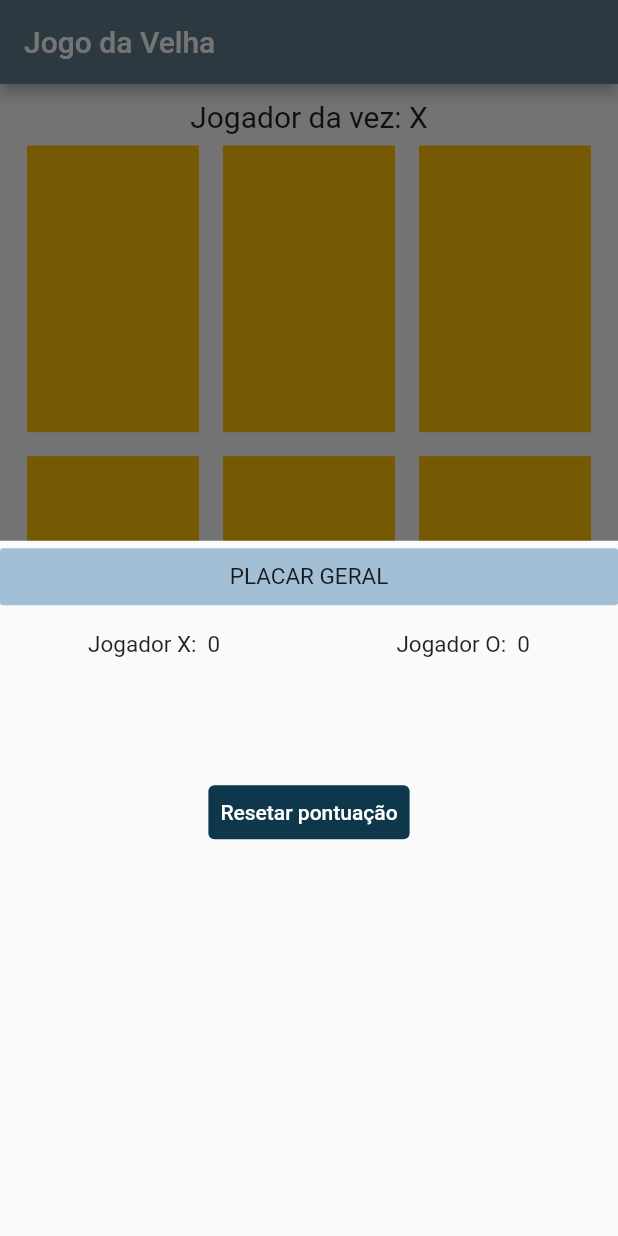
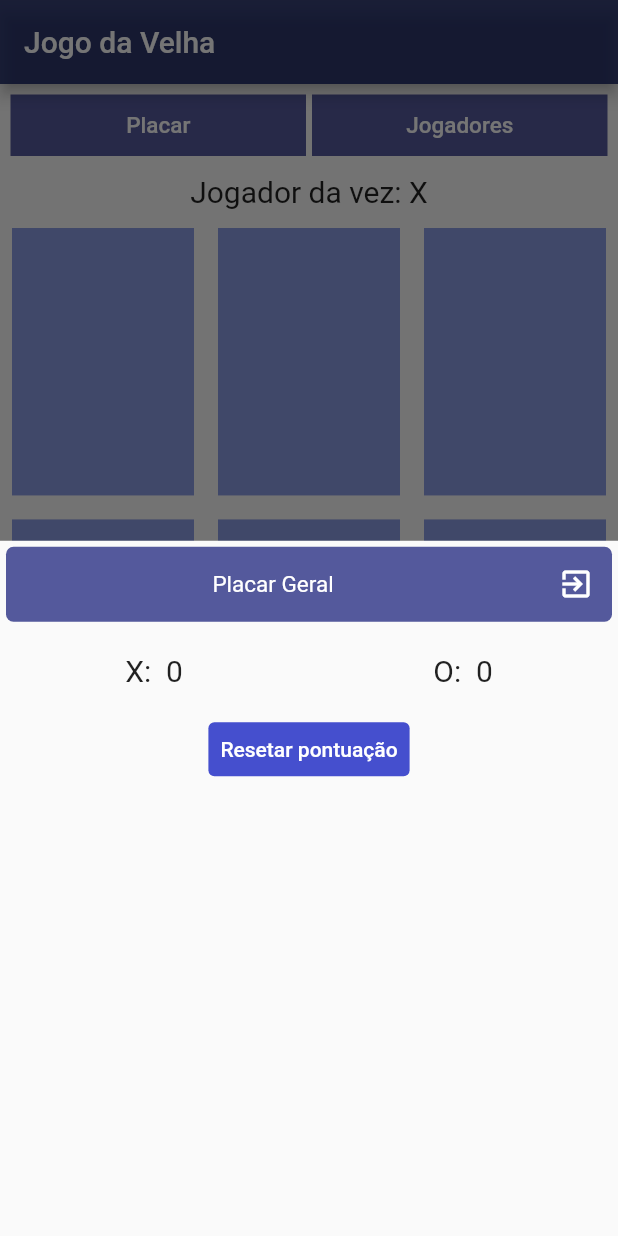
Before and after one commit to Cristian-eds011/jogovelha, a Flutter app: the screen it shows after launch, after a tap on "Placar", on a phone screen of 412 x 824 dp. Run offline on Flutter 3.47's test engine with Material 2 defaults, Android fonts, the light colour scheme and no system bars.

Commit message:
Segundo commit
Alterações gerais

```diff
--- a/lib/src/app_widget.dart
+++ b/lib/src/app_widget.dart
@@ -2,13 +2,28 @@ import 'package:flutter/material.dart';
 import 'package:jogovelha/src/home/home.dart';
 
 class AppWidget extends StatelessWidget {
-  const AppWidget({ Key? key }) : super(key: key);
+  const AppWidget({Key? key}) : super(key: key);
 
   @override
   Widget build(BuildContext context) {
     return MaterialApp(
       debugShowCheckedModeBanner: false,
-      theme: ThemeData(primarySwatch: Colors.blueGrey),
+      theme: ThemeData(
+        primarySwatch: Colors.blue,
+        colorScheme: const ColorScheme(
+          brightness: Brightness.light,
+          primary: Color.fromARGB(207, 13, 25, 90),
+          onPrimary: Color.fromARGB(255, 84, 89, 156),
+          secondary: Color.fromARGB(255, 140, 156, 228),
+          onSecondary: Color.fromARGB(31, 107, 192, 195),
+          error: Color.fromARGB(31, 26, 22, 41),
+          onError: Color.fromARGB(31, 40, 40, 161),
+          background: Color.fromARGB(103, 149, 120, 120),
+          onBackground: Color.fromARGB(31, 255, 255, 255),
+          surface: Color.fromARGB(224, 44, 55, 200),
+          onSurface: Color.fromARGB(31, 144, 127, 219),
+        ),
+      ),
       home: Home(),
     );
   }
--- /dev/null
+++ b/lib/src/home/componentes/barra_ferramento.dart
@@ -0,0 +1,183 @@
+import 'package:flutter/material.dart';
+import 'package:jogovelha/src/home/controllers/controller_tabuleiro.dart';
+
+class BarraFerramenta extends StatelessWidget {
+  BarraFerramenta({Key? key, required this.controller}) : super(key: key);
+
+  final ControllerTabuleiro controller;
+
+  final TextEditingController controllerJogador1 = TextEditingController();
+
+  final TextEditingController controllerJogador2 = TextEditingController();
+
+  @override
+  Widget build(BuildContext context) {
+    return Container(
+      margin: const EdgeInsets.all(5),
+      height: 45,
+      child: Row(
+        crossAxisAlignment: CrossAxisAlignment.center,
+        children: [
+          Expanded(
+            child: _constroiCabecalhoBarraFerramenta(
+                context, 'Placar', showModalPlacar),
+          ),
+          Expanded(
+            child: _constroiCabecalhoBarraFerramenta(
+                context, 'Jogadores', showModalJogadores),
+          )
+        ],
+      ),
+    );
+  }
+
+  Future<Widget?> showModalPlacar(context) {
+    return showModalBottomSheet<Widget>(
+      context: context,
+      builder: (BuildContext context) {
+        return SizedBox(
+          height: 500,
+          child: Column(children: [
+            _constroiCabecalhoModal('Placar Geral', context),
+            Row(
+              mainAxisAlignment: MainAxisAlignment.spaceAround,
+              children: [
+                _constroiPontosJogadores(
+                    controller.nomeJogador1, controller.pontosJogador1),
+                _constroiPontosJogadores(
+                    controller.nomeJogador2, controller.pontosJogador2),
+              ],
+            ),
+            TextButton(
+              onPressed: () {
+                controller.zerarPontuacao(context);
+              },
+              child: const Text(
+                'Resetar pontuação',
+                style: TextStyle(color: Colors.white),
+              ),
+              style: ButtonStyle(
+                backgroundColor: MaterialStateProperty.all(
+                  Theme.of(context).colorScheme.surface,
+                ),
+              ),
+            ),
+          ]),
+        );
+      },
+    );
+  }
+
+  Future<Widget?> showModalJogadores(BuildContext context) {
+    return showModalBottomSheet<Widget>(
+        context: context,
+        builder: (BuildContext context) {
+          return SizedBox(
+            height: 500,
+            child: Column(
+              children: [
+                _constroiCabecalhoModal('Nome Jogadores', context),
+                _constroiInputNomeJogadores('1', controllerJogador1),
+                _constroiInputNomeJogadores('2', controllerJogador2),
+                Container(
+                  margin: const EdgeInsets.only(top: 20),
+                  padding: const EdgeInsets.all(5),
+                  child: TextButton(
+                    onPressed: () => controller.setarNomesJogadores(controllerJogador1.text, controllerJogador2.text,context),
+                    child: const Text(
+                      'Confirmar',
+                      style: TextStyle(color: Colors.white),
+                    ),
+                    style: ButtonStyle(
+                      backgroundColor: MaterialStateProperty.all(
+                        Theme.of(context).colorScheme.surface,
+                      ),
+                    ),
+                  ),
+                ),
+              ],
+            ),
+          );
+        });
+  }
+
+  Container _constroiPontosJogadores(nomeJogador, pontosJogador) {
+    return Container(
+      padding: const EdgeInsets.all(10),
+      margin: const EdgeInsets.all(7),
+      child: Text(
+        nomeJogador + ':  ' + pontosJogador.toString(),
+        style: const TextStyle(fontSize: 20),
+      ),
+    );
+  }
+
+  Row _constroiInputNomeJogadores(
+      String jogador, TextEditingController controller) {
+    return Row(
+      children: [
+        Container(
+          margin: const EdgeInsets.only(right: 5, left: 5),
+          child: Text('Jogador ' + jogador + ' :'),
+        ),
+        Expanded(
+          child: TextField(
+            controller: controller,
+            onSubmitted: (_) => {},
+            decoration: InputDecoration(
+                hintText: 'Digite o nome do Jogador ' + jogador + ' :'),
+          ),
+        ),
+      ],
+    );
+  }
+
+  Container _constroiCabecalhoBarraFerramenta(
+      context, String textoTitulo, funcaoModal) {
+    return Container(
+      margin: const EdgeInsets.all(2),
+      color: Theme.of(context).colorScheme.onPrimary,
+      child: Center(
+        child: TextButton(
+          onPressed: () => funcaoModal(context),
+          child: Text(
+            textoTitulo,
+            style: const TextStyle(color: Colors.white, fontSize: 15),
+          ),
+        ),
+      ),
+    );
+  }
+
+  Container _constroiCabecalhoModal(String texto, context) {
+    return Container(
+      margin: const EdgeInsets.all(4),
+      height: 50,
+      width: MediaQuery.of(context).size.width,
+      decoration: BoxDecoration(
+        color: Theme.of(context).colorScheme.onPrimary,
+        borderRadius: const BorderRadius.all(
+          Radius.circular(5),
+        ),
+      ),
+      child: Row(
+        children: [
+          Expanded(
+            child: Center(
+              child: Text(
+                texto,
+                style: const TextStyle(fontSize: 15, color: Colors.white),
+              ),
+            ),
+          ),
+          IconButton(
+              onPressed: () => Navigator.of(context).pop(),
+              icon: const Icon(
+                Icons.exit_to_app,
+                color: Colors.white,
+              ))
+        ],
+      ),
+    );
+  }
+}
--- a/lib/src/home/componentes/item.dart
+++ b/lib/src/home/componentes/item.dart
@@ -2,11 +2,11 @@ import 'package:flutter/material.dart';
 import 'package:jogovelha/src/home/controllers/controller_tabuleiro.dart';
 
 class Item extends StatefulWidget {
-  Item({this.linha, this.coluna, required this.controller}) : super();
+  const Item({Key? key,this.linha, this.coluna, required this.controller}) : super(key: key);
 
-  int? linha;
-  int? coluna;
-  ControllerTabuleiro controller;
+  final int? linha;
+  final int? coluna;
+  final ControllerTabuleiro controller;
 
   @override
   State<Item> createState() => _ItemState();
@@ -38,7 +38,7 @@ class _ItemState extends State<Item> {
             ),
           ),
           margin: const EdgeInsets.all(8),
-          color: Colors.amber,
+          color: Theme.of(context).colorScheme.secondary,
         ),
       ),
     );
--- a/lib/src/home/componentes/tabuleiro.dart
+++ b/lib/src/home/componentes/tabuleiro.dart
@@ -1,17 +1,19 @@
 import 'package:flutter/material.dart';
+import 'package:jogovelha/src/home/componentes/barra_ferramento.dart';
 import 'package:jogovelha/src/home/componentes/item.dart';
 import 'package:jogovelha/src/home/controllers/controller_tabuleiro.dart';
 
 class Tabuleiro extends StatefulWidget {
-  Tabuleiro({required this.controller}) : super();
+  const Tabuleiro({Key? key, required this.controller}) : super(key: key);
 
-  late ControllerTabuleiro controller;
+  final ControllerTabuleiro controller;
 
   @override
   _TabuleiroState createState() => _TabuleiroState();
 }
 
 class _TabuleiroState extends State<Tabuleiro> {
+
   @override
   void initState() {
     super.initState();
@@ -22,11 +24,10 @@ class _TabuleiroState extends State<Tabuleiro> {
 
   @override
   Widget build(BuildContext context) {
-    return Container(
-      padding: const EdgeInsets.all(10),
-      child: Column(
+    return Column(
       crossAxisAlignment: CrossAxisAlignment.center,
       children: [
+        BarraFerramenta(controller: widget.controller),
         _constroiCabecalho(),
         Expanded(
           flex: 2,
@@ -45,33 +46,30 @@ class _TabuleiroState extends State<Tabuleiro> {
           child: Container(),
         )
       ],
-      ),
     );
   }
 
   Widget _constroiCabecalho() {
     return !widget.controller.jogoFinalizado
-        ? Container(
-            child: Text(
-              'Jogador da vez: ' + widget.controller.jogadorVez,
-              style: const TextStyle(fontSize: 20),
-            ),
-          )
+        ? _constroiJogadorDaVez()
         : Column(
             children: [
               Container(
-                margin:const EdgeInsets.all(5),
-                child: Text(
-                  'JOGADOR ' + widget.controller.ganhadorRodada + ' GANHOU!',
-                  style: const TextStyle(fontSize: 20),
+                margin: const EdgeInsets.all(5),
+                child: _constroiTextoCabecalho(),
               ),
+              SizedBox(
+                width: 200,
+                child: TextButton(
+                  onPressed: widget.controller.novoJogo,
+                  child: const Text(
+                    'Novo Jogo',
+                    style: TextStyle(color: Colors.white, fontSize: 20),
                   ),
-              TextButton(
-                onPressed: widget.controller.novoJogo,
-                child: const Text('Novo Jogo',style: TextStyle(color: Colors.white),),
                   style: ButtonStyle(
                     backgroundColor: MaterialStateProperty.all(
                       const Color.fromARGB(255, 38, 75, 93),
+                    ),
                   ),
                 ),
               ),
@@ -100,4 +98,26 @@ class _TabuleiroState extends State<Tabuleiro> {
       ],
     );
   }
+
+  Widget _constroiJogadorDaVez() {
+    return Container(
+      margin: const EdgeInsets.all(5),
+      child: Text(
+        'Jogador da vez: ' + widget.controller.nomeJogadorVez(),
+        style: const TextStyle(fontSize: 20),
+      ),
+    );
   }
+
+  Widget _constroiTextoCabecalho() {
+    return widget.controller.ganhadorRodada == 'EMPATE'
+        ? const Text(
+            'Deu velha, EMPATOU!',
+            style: TextStyle(fontSize: 20),
+          )
+        : Text(
+            'Jogador ' + widget.controller.ganhadorRodada + ' ganhou!',
+            style: const TextStyle(fontSize: 20),
+          );
+  }
+}
--- a/lib/src/home/controllers/controller_tabuleiro.dart
+++ b/lib/src/home/controllers/controller_tabuleiro.dart
@@ -7,16 +7,55 @@ class ControllerTabuleiro extends ChangeNotifier {
     ['', '', '']
   ];
 
-  String jogadorVez = 'X';
+  String _nomeJogador1 = 'X';
+  String _nomeJogador2 = 'O';
+  String _jogadorVez = 'X';
   bool jogoFinalizado = false;
-  int pontosJogadorX = 0;
-  int pontosJogadorO = 0;
-  String ganhadorRodada = '';
+  int _pontosJogador1 = 0;
+  int _pontosJogador2 = 0;
+  int _rodada = 0;
+  String _ganhadorRodada = '';
+
+  String get ganhadorRodada => _ganhadorRodada;
+
+  String get jogadorVez => _jogadorVez;
+
+  String get nomeJogador1 => _nomeJogador1;
+
+  String get nomeJogador2 => _nomeJogador2;
+
+  int get pontosJogador1 => _pontosJogador1;
+
+  int get pontosJogador2 => _pontosJogador2;
+
+  set ganhadorRodada(nomeGanhador) => _ganhadorRodada = nomeGanhador;
+
+  set jogadorVez(proximoJogador) => _jogadorVez = proximoJogador;
+
+  set nomeJogador1(nome) => _nomeJogador1 = nome.toString().toUpperCase();
+
+  set nomeJogador2(nome) => _nomeJogador2 = nome.toString().toUpperCase();
+
+  String nomeJogadorVez() {
+    if (jogadorVez == 'X') {
+      return _nomeJogador1;
+    }
+    return _nomeJogador2;
+  }
+
+  void setarNomesJogadores(String nomeJogador1param, String nomeJogador2param, context) {
+    if (nomeJogador1param.isNotEmpty && nomeJogador2param.isNotEmpty) {
+      nomeJogador1 = nomeJogador1param;
+      nomeJogador2 = nomeJogador2param;
+    }
+    notifyListeners();
+    Navigator.pop(context);
+  }
 
   void setarJogada(int linha, int coluna) {
-    if (matrizTabuleiro[linha][coluna] == '' && !jogoFinalizado) {
+    if (matrizTabuleiro[linha][coluna].isEmpty && !jogoFinalizado) {
       matrizTabuleiro[linha][coluna] = jogadorVez;
-      matrizTabuleiro[linha][coluna] = jogadorVez;
+      _rodada++;
       verificarGanhador();
       if (jogadorVez == 'X') {
         jogadorVez = 'O';
@@ -31,25 +70,28 @@ class ControllerTabuleiro extends ChangeNotifier {
     verificarColunas();
     verificarLinhas();
     verificarDiagonais();
+
     if (jogoFinalizado) {
       if (jogadorVez == 'X') {
-        ganhadorRodada = 'X';
-        pontosJogadorX++;
+        ganhadorRodada = nomeJogador1;
+        _pontosJogador1++;
       } else {
-        ganhadorRodada = 'O';
-        pontosJogadorO++;
+        ganhadorRodada = nomeJogador2;
+        _pontosJogador2++;
       }
+    }
+    if (_rodada == 9 && !jogoFinalizado) {
+      jogoFinalizado = true;
+      ganhadorRodada = 'EMPATE';
     }
   }
 
   void verificarLinhas() {
-    List linha1 = matrizTabuleiro[0];
-    List linha2 = matrizTabuleiro[1];
-    List linha3 = matrizTabuleiro[2];
+    bool linha1 = matrizTabuleiro[0].every((element) => element == jogadorVez);
+    bool linha2 = matrizTabuleiro[1].every((element) => element == jogadorVez);
+    bool linha3 = matrizTabuleiro[2].every((element) => element == jogadorVez);
 
-    if (linha1.every((e) => e == jogadorVez) ||
-        linha2.every((e) => e == jogadorVez) ||
-        linha3.every((e) => e == jogadorVez)) {
+    if (linha1 || linha2 || linha3) {
       jogoFinalizado = true;
     }
   }
@@ -89,8 +131,8 @@ class ControllerTabuleiro extends ChangeNotifier {
   }
 
   void zerarPontuacao(context) {
-    pontosJogadorO = 0;
-    pontosJogadorX = 0;
+    _pontosJogador2 = 0;
+    _pontosJogador1 = 0;
     notifyListeners();
     Navigator.pop(context);
   }
@@ -98,6 +140,8 @@ class ControllerTabuleiro extends ChangeNotifier {
   void novoJogo() {
     zerarMatriz();
     jogoFinalizado = false;
+    _rodada = 0;
+    ganhadorRodada = '';
     notifyListeners();
   }
 
--- a/lib/src/home/home.dart
+++ b/lib/src/home/home.dart
@@ -5,92 +5,21 @@ import 'package:jogovelha/src/home/controllers/controller_tabuleiro.dart';
 class Home extends StatelessWidget {
   Home({Key? key}) : super(key: key);
 
-  ControllerTabuleiro controllerTabuleiro = ControllerTabuleiro();
+  final ControllerTabuleiro controllerTabuleiro = ControllerTabuleiro();
 
   @override
   Widget build(BuildContext context) {
     return Scaffold(
       appBar: AppBar(
-        title: const Text('Jogo da Velha'),
+        title: const Text(
+          'Jogo da Velha',
+          style: TextStyle(color: Colors.white),
+        ),
+        backgroundColor: Theme.of(context).colorScheme.primary,
       ),
       body: Tabuleiro(
         controller: controllerTabuleiro,
       ),
-      floatingActionButton: FloatingActionButton(
-        onPressed: (() => {showInputView(context)}),
-        child: const Text('Placar'),
-      ),
-    );
-  }
-
-  Future<Widget?> showInputView(context) {
-    return showModalBottomSheet<Widget>(
-      context: context,
-      builder: (BuildContext context) {
-        return Container(
-          height: 500,
-          child: Column(children: [
-            Container(
-              width: MediaQuery.of(context).size.width,
-              decoration: const BoxDecoration(
-                color: Color.fromARGB(255, 163, 191, 214),
-                borderRadius: BorderRadius.all(
-                  Radius.circular(2),
-                ),
-              ),
-              margin: const EdgeInsets.only(top: 5),
-              padding: const EdgeInsets.all(10),
-              child: const Center(
-                child: Text(
-                  'PLACAR GERAL',
-                  style: TextStyle(fontSize: 15),
-                ),
-              ),
-            ),
-            Row(
-              mainAxisAlignment: MainAxisAlignment.spaceAround,
-              children: [
-                Container(
-                  height: 100,
-                  padding: const EdgeInsets.all(10),
-                  margin: const EdgeInsets.all(7),
-                  child: Text(
-                    'Jogador X:  ' +
-                        controllerTabuleiro.pontosJogadorX.toString(),
-                    style: const TextStyle(fontSize: 15),
-                  ),
-                ),
-                Container(
-                  height: 100,
-                  padding: const EdgeInsets.all(10),
-                  margin: const EdgeInsets.all(7),
-                  child: Text(
-                    'Jogador O:  ' +
-                        controllerTabuleiro.pontosJogadorO.toString(),
-                    style: const TextStyle(fontSize: 15),
-                  ),
-                ),
-              ],
-            ),
-            Container(
-              child: TextButton(
-                onPressed: () {
-                  controllerTabuleiro.zerarPontuacao(context);
-                },
-                child: const Text(
-                  'Resetar pontuação',
-                  style: TextStyle(color: Colors.white),
-                ),
-                style: ButtonStyle(
-                  backgroundColor: MaterialStateProperty.all(
-                    const Color.fromARGB(255, 14, 55, 75),
-                  ),
-                ),
-              ),
-            )
-          ]),
-        );
-      },
     );
   }
 }
```
Also changed, not shown: 1 other file. Lines whose indentation alone changed are shown as unchanged.
